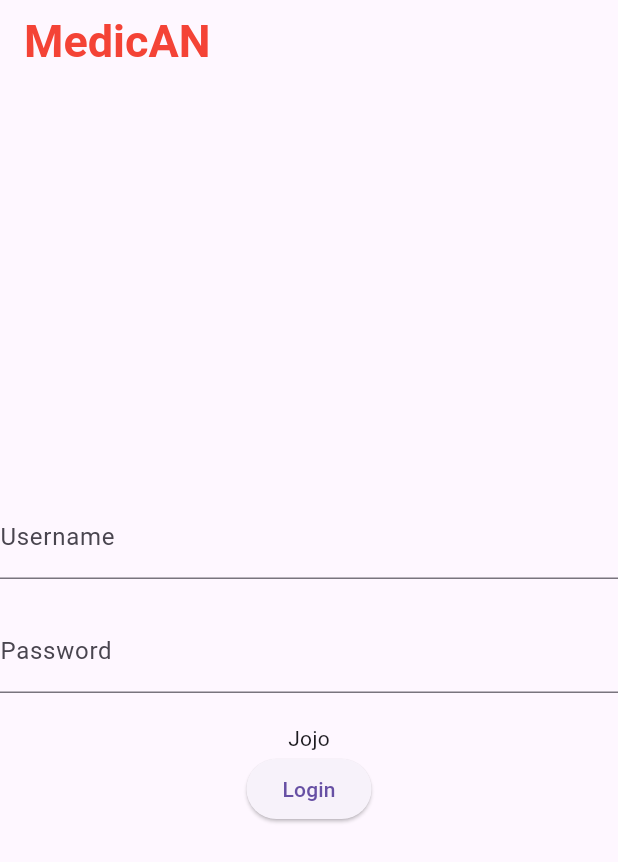
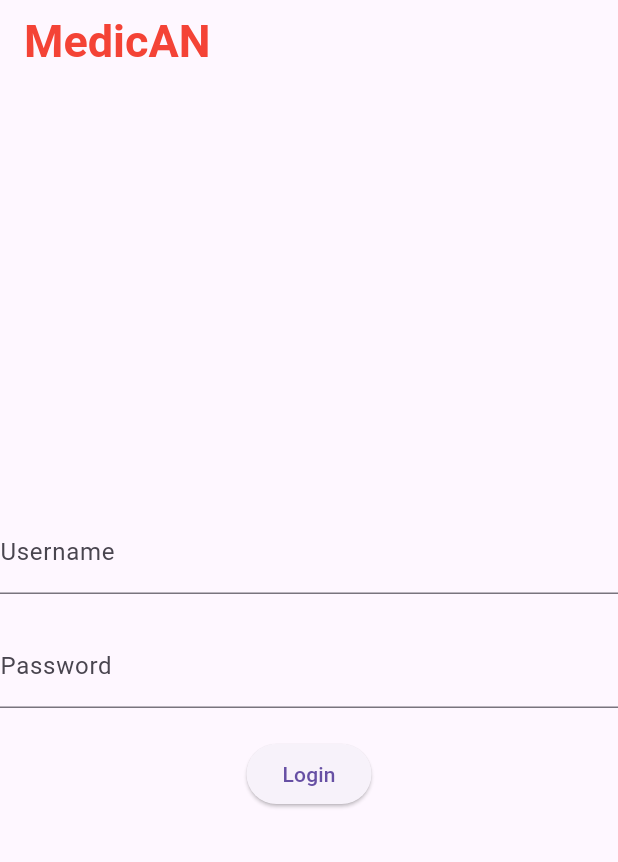
Before and after one commit to jlgary257/MEDICAN, a Flutter app: the screen it shows after launch, on a phone screen of 412 x 824 dp. Shown: the top 862 px of the screen. Run offline on Flutter 3.47's test engine with Material 3 defaults, Android fonts, the phone set to English and light mode, and no system bars.

Commit message:
Removed Text Jojo from login Page

```diff
--- a/flutmain/lib/main.dart
+++ b/flutmain/lib/main.dart
@@ -53,7 +53,6 @@
               obscureText: true,
             ),
             SizedBox(height: 20.0),
-            Text('Jojo'),
             ElevatedButton(
               onPressed: () {
                 ScaffoldMessenger.of(context).showSnackBar(SnackBar(
```
